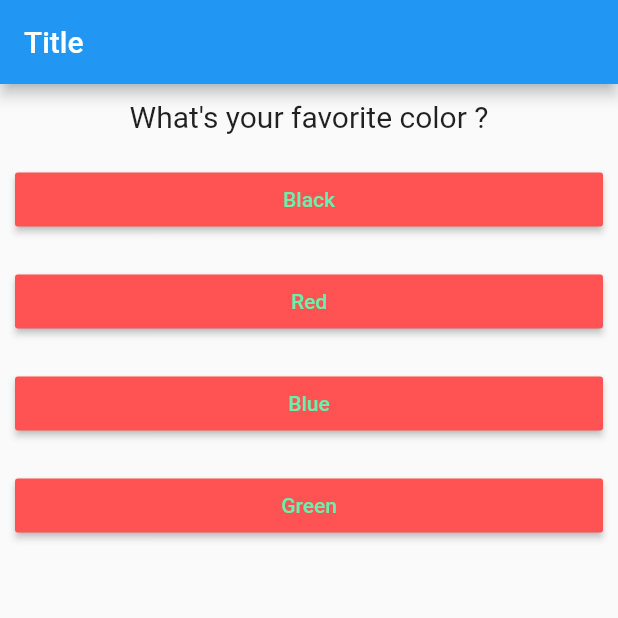
After one commit to ramizrkhan/flutter-my_first_app, a Flutter app: the screen it shows after launch, on a phone screen of 412 x 824 dp, the top half of it. The commit adds this screen. Run offline on Flutter 3.47's test engine with Material 2 defaults, Android fonts, the phone set to English and light mode, and no system bars.

Commit message:
Splitting app in to widget Separated Question widget in Quiz from main file and shown Result in another widget

```diff
--- a/lib/main.dart
+++ b/lib/main.dart
@@ -1,7 +1,6 @@
-import 'package:first_app/answer.dart';
 import 'package:flutter/material.dart';
-
-import './question.dart';
+import 'quiz.dart';
+import './result.dart';
 
 // void main() {
 // runApp(MyApp());
@@ -18,7 +17,7 @@ class MyApp extends StatefulWidget {
 
 class _MyAppState extends State<MyApp> {
   var _questionIndex = 0;
-  static const questions = [
+  static const _questions = [
     {
       'questionText': "What\'s your favorite color ?",
       'answers': ['Black', 'Red', 'Blue', 'Green'],
@@ -34,7 +33,7 @@ class _MyAppState extends State<MyApp> {
   ];
   void _answerQuestion() {
     setState(() {
-      if (_questionIndex < questions.length) {
+      if (_questionIndex < _questions.length) {
         _questionIndex = _questionIndex + 1;
       } else {
         _questionIndex = 0;
@@ -50,21 +49,13 @@ class _MyAppState extends State<MyApp> {
         appBar: AppBar(
           title: Text("Title"),
         ),
-        body: _questionIndex < questions.length
-            ? Column(
-                children: [
-                  Question(
-                    questions[_questionIndex]['questionText'],
-                  ),
-                  ...(questions[_questionIndex]['answers'] as List<String>)
-                      .map((answer) {
-                    return Answer(_answerQuestion, answer);
-                  }).toList()
-                ],
+        body: _questionIndex < _questions.length
+            ? Quiz(
+                answerQuestion: _answerQuestion,
+                questionIndex: _questionIndex,
+                questions: _questions,
               )
-            : Center(
-                child: Text("Yes !!! "),
-              ),
+            : Result(),
       ),
     );
   }
--- /dev/null
+++ b/lib/quiz.dart
@@ -0,0 +1,26 @@
+import 'package:flutter/material.dart';
+import './question.dart';
+import './answer.dart';
+
+class Quiz extends StatelessWidget {
+  final List<Map<String, Object>> questions;
+  final int questionIndex;
+  final Function answerQuestion;
+  Quiz(
+      {@required this.answerQuestion,
+      @required this.questionIndex,
+      @required this.questions});
+  @override
+  Widget build(BuildContext context) {
+    return Column(
+      children: [
+        Question(
+          questions[questionIndex]['questionText'],
+        ),
+        ...(questions[questionIndex]['answers'] as List<String>).map((answer) {
+          return Answer(answerQuestion, answer);
+        }).toList()
+      ],
+    );
+  }
+}
```
Also changed, not shown: lib/result.dart (added, +10 -0 lines), 1 other file.
